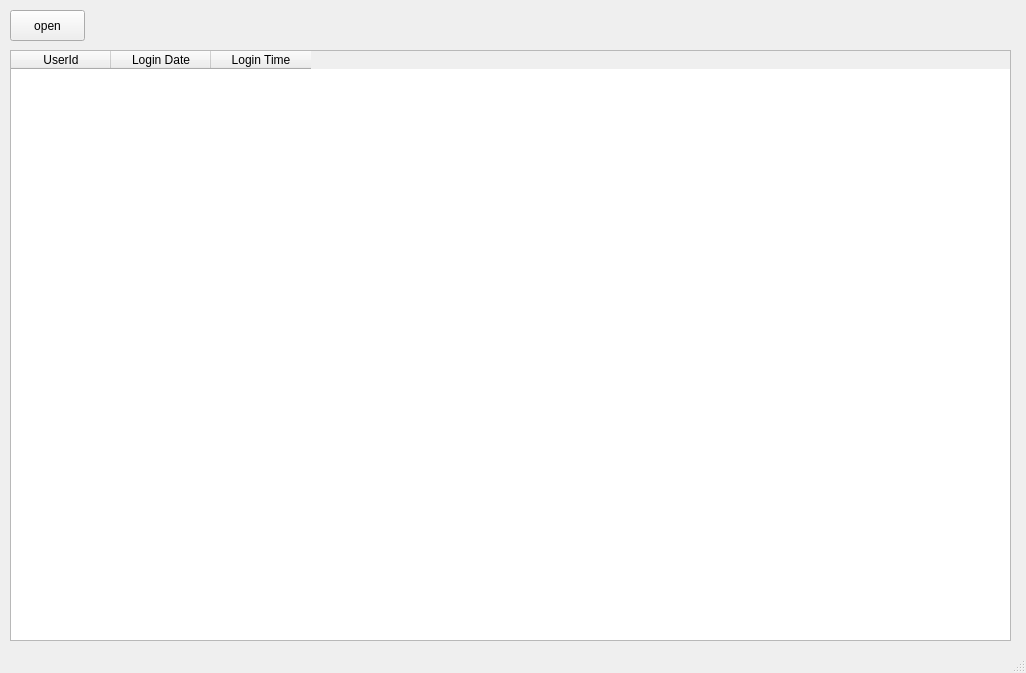
Before: the Qt Designer form mainWindow.ui in iamwcb/loginLog, drawn with Qt 5.
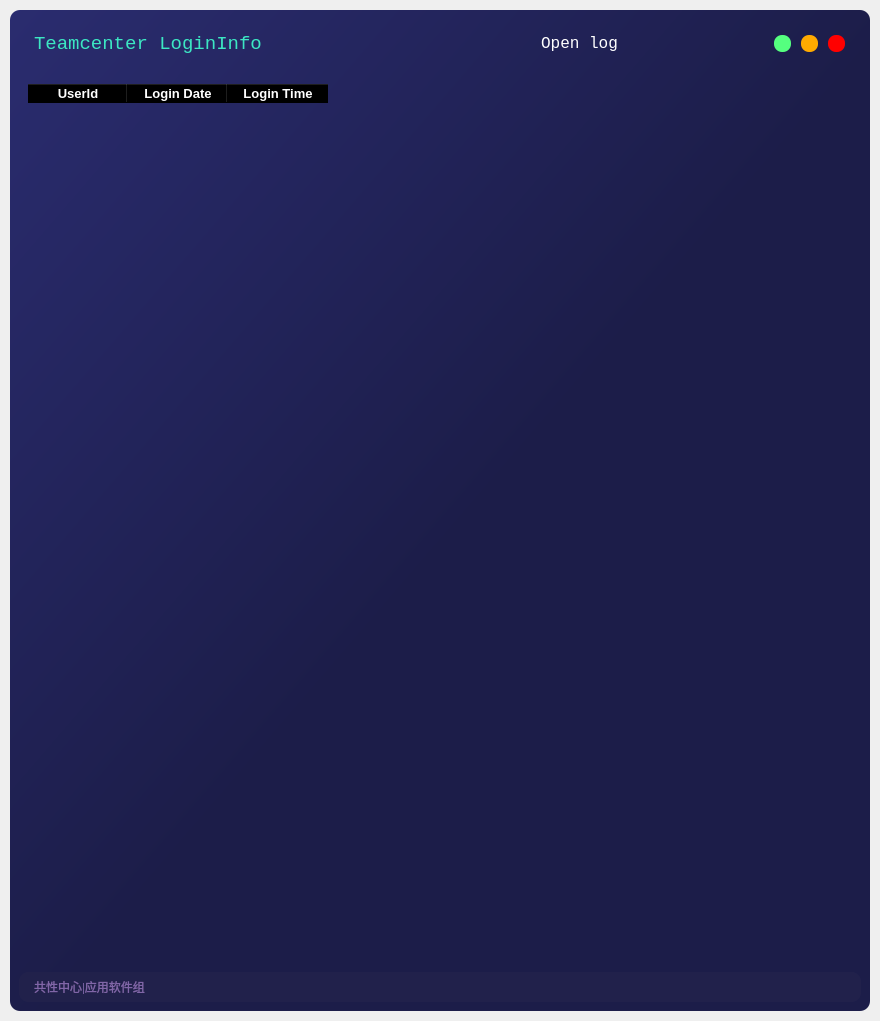
After: the same form once the commit is applied.

The edit to the form file:
```diff
--- a/mainWindow.ui
+++ b/mainWindow.ui
@@ -6,54 +6,436 @@
    <rect>
     <x>0</x>
     <y>0</y>
-    <width>1026</width>
-    <height>673</height>
+    <width>880</width>
+    <height>1021</height>
    </rect>
   </property>
+  <property name="minimumSize">
+   <size>
+    <width>880</width>
+    <height>600</height>
+   </size>
+  </property>
   <property name="windowTitle">
    <string>MainWindow</string>
   </property>
   <widget class="QWidget" name="centralwidget">
-   <widget class="QTableWidget" name="tableWidget">
-    <property name="geometry">
-     <rect>
-      <x>10</x>
-      <y>50</y>
-      <width>1001</width>
-      <height>591</height>
-     </rect>
+   <layout class="QHBoxLayout" name="horizontalLayout_3">
+    <property name="spacing">
+     <number>0</number>
     </property>
-    <column>
-     <property name="text">
-      <string>UserId</string>
-     </property>
-    </column>
-    <column>
-     <property name="text">
-      <string>Login Date</string>
-     </property>
-    </column>
-    <column>
-     <property name="text">
-      <string>Login Time</string>
-     </property>
-    </column>
-   </widget>
-   <widget class="QPushButton" name="pushButton">
-    <property name="geometry">
-     <rect>
-      <x>10</x>
-      <y>10</y>
-      <width>75</width>
-      <height>31</height>
-     </rect>
+    <property name="leftMargin">
+     <number>10</number>
     </property>
-    <property name="text">
-     <string>open</string>
+    <property name="topMargin">
+     <number>10</number>
     </property>
-   </widget>
+    <property name="rightMargin">
+     <number>10</number>
+    </property>
+    <property name="bottomMargin">
+     <number>10</number>
+    </property>
+    <item>
+     <widget class="QFrame" name="drop_shadow_frame">
+      <property name="styleSheet">
+       <string notr="true">background-color: qlineargradient(spread:pad, x1:0, y1:0, x2:1, y2:1, stop:0 rgba(42, 44, 111, 255), stop:0.521368 rgba(28, 29, 73, 255));
+border-radius: 10px;</string>
+      </property>
+      <property name="frameShape">
+       <enum>QFrame::NoFrame</enum>
+      </property>
+      <property name="frameShadow">
+       <enum>QFrame::Raised</enum>
+      </property>
+      <layout class="QVBoxLayout" name="verticalLayout">
+       <item>
+        <widget class="QFrame" name="title_bar">
+         <property name="maximumSize">
+          <size>
+           <width>16777215</width>
+           <height>50</height>
+          </size>
+         </property>
+         <property name="styleSheet">
+          <string notr="true">background-color: none;</string>
+         </property>
+         <property name="frameShape">
+          <enum>QFrame::NoFrame</enum>
+         </property>
+         <property name="frameShadow">
+          <enum>QFrame::Raised</enum>
+         </property>
+         <layout class="QHBoxLayout" name="horizontalLayout">
+          <property name="spacing">
+           <number>0</number>
+          </property>
+          <property name="leftMargin">
+           <number>0</number>
+          </property>
+          <property name="topMargin">
+           <number>0</number>
+          </property>
+          <property name="rightMargin">
+           <number>0</number>
+          </property>
+          <property name="bottomMargin">
+           <number>0</number>
+          </property>
+          <item>
+           <widget class="QFrame" name="frame_title">
+            <property name="minimumSize">
+             <size>
+              <width>0</width>
+              <height>50</height>
+             </size>
+            </property>
+            <property name="font">
+             <font>
+              <family>Roboto Condensed Light</family>
+              <pointsize>14</pointsize>
+             </font>
+            </property>
+            <property name="frameShape">
+             <enum>QFrame::StyledPanel</enum>
+            </property>
+            <property name="frameShadow">
+             <enum>QFrame::Raised</enum>
+            </property>
+            <layout class="QHBoxLayout" name="horizontalLayout_5">
+             <property name="spacing">
+              <number>0</number>
+             </property>
+             <property name="leftMargin">
+              <number>15</number>
+             </property>
+             <property name="topMargin">
+              <number>0</number>
+             </property>
+             <property name="rightMargin">
+              <number>0</number>
+             </property>
+             <property name="bottomMargin">
+              <number>0</number>
+             </property>
+             <item>
+              <widget class="QLabel" name="label_title">
+               <property name="font">
+                <font>
+                 <family>Consolas</family>
+                 <pointsize>14</pointsize>
+                </font>
+               </property>
+               <property name="styleSheet">
+                <string notr="true">color: rgb(60, 231, 195);</string>
+               </property>
+               <property name="text">
+                <string>Teamcenter LoginInfo</string>
+               </property>
+              </widget>
+             </item>
+             <item>
+              <widget class="QPushButton" name="openBtn">
+               <property name="styleSheet">
+                <string notr="true">QPushButton{
+color: white;
+font-family: consolas;
+font : 16px;}
+</string>
+               </property>
+               <property name="text">
+                <string>Open log</string>
+               </property>
+              </widget>
+             </item>
+            </layout>
+           </widget>
+          </item>
+          <item>
+           <widget class="QFrame" name="frame_btns">
+            <property name="maximumSize">
+             <size>
+              <width>100</width>
+              <height>16777215</height>
+             </size>
+            </property>
+            <property name="frameShape">
+             <enum>QFrame::StyledPanel</enum>
+            </property>
+            <property name="frameShadow">
+             <enum>QFrame::Raised</enum>
+            </property>
+            <layout class="QHBoxLayout" name="horizontalLayout_4">
+             <item>
+              <widget class="QPushButton" name="btn_maximize">
+               <property name="minimumSize">
+                <size>
+                 <width>16</width>
+                 <height>16</height>
+                </size>
+               </property>
+               <property name="maximumSize">
+                <size>
+                 <width>17</width>
+                 <height>17</height>
+                </size>
+               </property>
+               <property name="toolTip">
+                <string>Maximize</string>
+               </property>
+               <property name="styleSheet">
+                <string notr="true">QPushButton {
+	border: none;
+	border-radius: 8px;	
+	background-color: rgb(85, 255, 127);
+}
+QPushButton:hover {	
+	background-color: rgba(85, 255, 127, 150);
+}</string>
+               </property>
+               <property name="text">
+                <string/>
+               </property>
+              </widget>
+             </item>
+             <item>
+              <widget class="QPushButton" name="btn_minimize">
+               <property name="minimumSize">
+                <size>
+                 <width>16</width>
+                 <height>16</height>
+                </size>
+               </property>
+               <property name="maximumSize">
+                <size>
+                 <width>17</width>
+                 <height>17</height>
+                </size>
+               </property>
+               <property name="toolTip">
+                <string>Minimize</string>
+               </property>
+               <property name="styleSheet">
+                <string notr="true">QPushButton {
+	border: none;
+	border-radius: 8px;		
+	background-color: rgb(255, 170, 0);
+}
+QPushButton:hover {	
+	background-color: rgba(255, 170, 0, 150);
+}</string>
+               </property>
+               <property name="text">
+                <string/>
+               </property>
+              </widget>
+             </item>
+             <item>
+              <widget class="QPushButton" name="btn_close">
+               <property name="minimumSize">
+                <size>
+                 <width>16</width>
+                 <height>16</height>
+                </size>
+               </property>
+               <property name="maximumSize">
+                <size>
+                 <width>17</width>
+                 <height>17</height>
+                </size>
+               </property>
+               <property name="toolTip">
+                <string>Close</string>
+               </property>
+               <property name="styleSheet">
+                <string notr="true">QPushButton {
+	border: none;
+	border-radius: 8px;		
+	background-color: rgb(255, 0, 0);
+}
+QPushButton:hover {		
+	background-color: rgba(255, 0, 0, 150);
+}</string>
+               </property>
+               <property name="text">
+                <string/>
+               </property>
+              </widget>
+             </item>
+            </layout>
+           </widget>
+          </item>
+         </layout>
+        </widget>
+       </item>
+       <item>
+        <widget class="QFrame" name="content_bar">
+         <property name="styleSheet">
+          <string notr="true">background-color: none;</string>
+         </property>
+         <property name="frameShape">
+          <enum>QFrame::StyledPanel</enum>
+         </property>
+         <property name="frameShadow">
+          <enum>QFrame::Raised</enum>
+         </property>
+         <layout class="QVBoxLayout" name="verticalLayout_2">
+          <item>
+           <widget class="QTableWidget" name="tableWidget">
+            <property name="styleSheet">
+             <string notr="true">QTableWidget {
+background-color: transparent;
+}
+
+QHeaderView::section {
+background-color: transparent;
+}
+
+QHeaderView {
+background-color: transparent;
+color: white;
+font: bold 10pt;
+}
+
+
+QTableView{
+border-color : transparent;
+color: white;
+gridline-color: transparent;
+}
+
+QTableCornerButton::section {
+background-color: transparent;
+}</string>
+            </property>
+            <column>
+             <property name="text">
+              <string>UserId</string>
+             </property>
+            </column>
+            <column>
+             <property name="text">
+              <string>Login Date</string>
+             </property>
+            </column>
+            <column>
+             <property name="text">
+              <string>Login Time</string>
+             </property>
+            </column>
+           </widget>
+          </item>
+         </layout>
+        </widget>
+       </item>
+       <item>
+        <widget class="QFrame" name="credits_bar">
+         <property name="maximumSize">
+          <size>
+           <width>16777215</width>
+           <height>30</height>
+          </size>
+         </property>
+         <property name="styleSheet">
+          <string notr="true">background-color: rgb(33, 33, 75);</string>
+         </property>
+         <property name="frameShape">
+          <enum>QFrame::NoFrame</enum>
+         </property>
+         <property name="frameShadow">
+          <enum>QFrame::Raised</enum>
+         </property>
+         <layout class="QHBoxLayout" name="horizontalLayout_2">
+          <property name="spacing">
+           <number>0</number>
+          </property>
+          <property name="leftMargin">
+           <number>0</number>
+          </property>
+          <property name="topMargin">
+           <number>0</number>
+          </property>
+          <property name="rightMargin">
+           <number>0</number>
+          </property>
+          <property name="bottomMargin">
+           <number>0</number>
+          </property>
+          <item>
+           <widget class="QFrame" name="frame_label_credits">
+            <property name="frameShape">
+             <enum>QFrame::StyledPanel</enum>
+            </property>
+            <property name="frameShadow">
+             <enum>QFrame::Raised</enum>
+            </property>
+            <layout class="QVBoxLayout" name="verticalLayout_3">
+             <property name="spacing">
+              <number>0</number>
+             </property>
+             <property name="leftMargin">
+              <number>15</number>
+             </property>
+             <property name="topMargin">
+              <number>0</number>
+             </property>
+             <property name="rightMargin">
+              <number>0</number>
+             </property>
+             <property name="bottomMargin">
+              <number>0</number>
+             </property>
+             <item>
+              <widget class="QLabel" name="label_credits">
+               <property name="font">
+                <font>
+                 <family>Roboto</family>
+                </font>
+               </property>
+               <property name="styleSheet">
+                <string notr="true">color: rgb(128, 102, 168);</string>
+               </property>
+               <property name="text">
+                <string>共性中心|应用软件组</string>
+               </property>
+              </widget>
+             </item>
+            </layout>
+           </widget>
+          </item>
+          <item>
+           <widget class="QFrame" name="frame_grip">
+            <property name="minimumSize">
+             <size>
+              <width>30</width>
+              <height>30</height>
+             </size>
+            </property>
+            <property name="maximumSize">
+             <size>
+              <width>30</width>
+              <height>30</height>
+             </size>
+            </property>
+            <property name="styleSheet">
+             <string notr="true">padding: 5px;</string>
+            </property>
+            <property name="frameShape">
+             <enum>QFrame::StyledPanel</enum>
+            </property>
+            <property name="frameShadow">
+             <enum>QFrame::Raised</enum>
+            </property>
+           </widget>
+          </item>
+         </layout>
+        </widget>
+       </item>
+      </layout>
+     </widget>
+    </item>
+   </layout>
   </widget>
-  <widget class="QStatusBar" name="statusbar"/>
  </widget>
  <resources/>
  <connections/>
```
Left out of the diff: 4 changed lines with no effect on the pictures.
